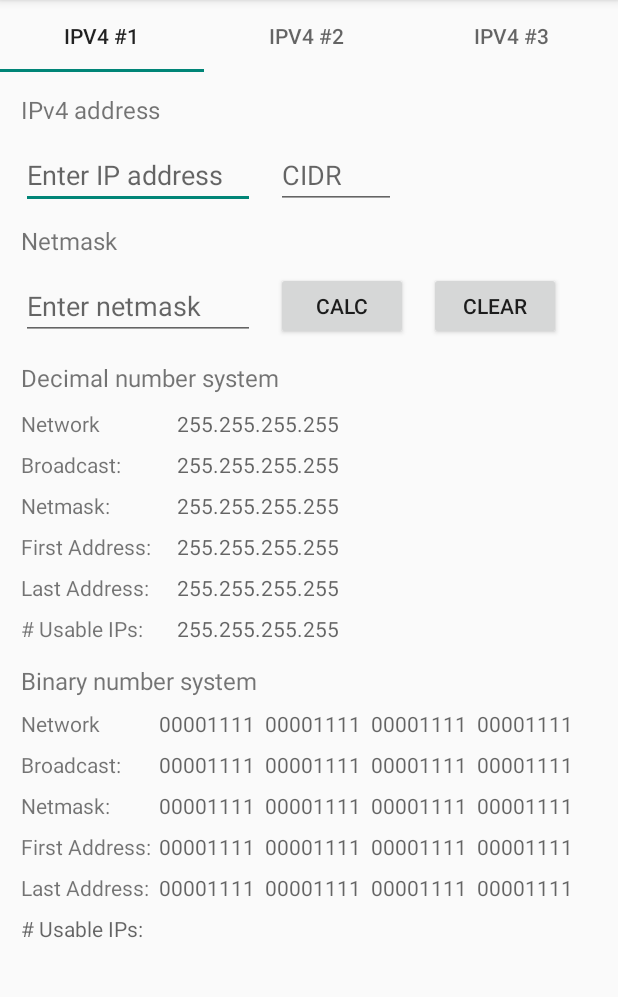
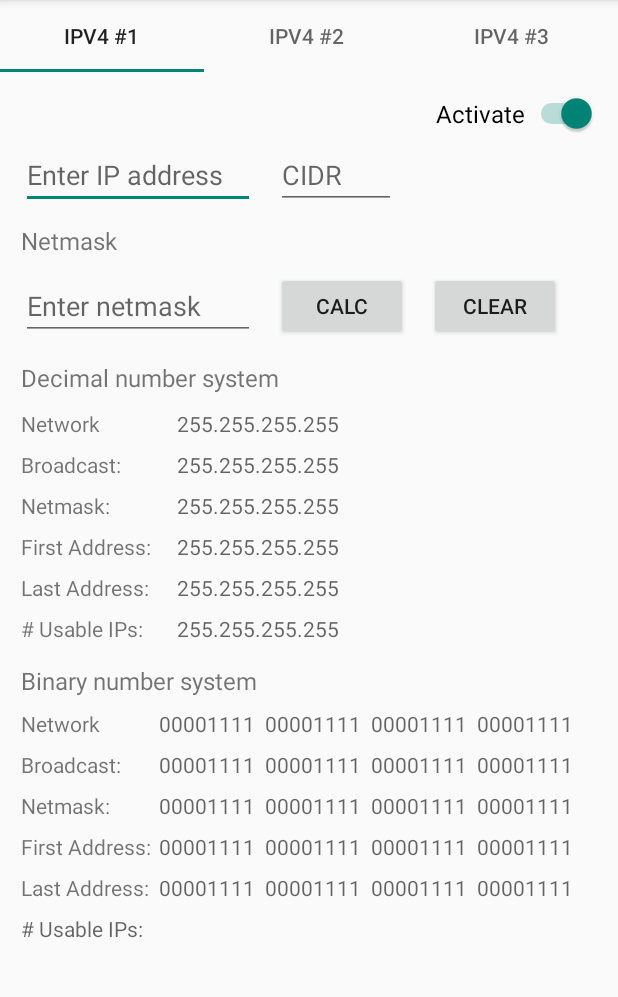
Before and after one commit to AleksandrButakov/ip-calculator-for-android, an Android app: the screen it shows after launch (MainActivity), after a tap on "CLEAR", on a phone screen of 412 x 824 dp, the part 84-1081 px from its top. Run offline under Robolectric (Android 15) with nearby library versions, the phone set to English and light mode, and no system bars; 2 other taps on this screen came first.

```diff
--- a/app/build.gradle
+++ b/app/build.gradle
@@ -36,8 +36,8 @@ dependencies {
     implementation 'com.google.android.material:material:1.5.0'
     implementation 'androidx.constraintlayout:constraintlayout:2.1.3'
     implementation 'androidx.legacy:legacy-support-v4:1.0.0'
-    implementation 'androidx.navigation:navigation-fragment:2.3.5'
-    implementation 'androidx.navigation:navigation-ui:2.3.5'
+    implementation 'androidx.navigation:navigation-fragment:2.4.0'
+    implementation 'androidx.navigation:navigation-ui:2.4.0'
     testImplementation 'junit:junit:4.+'
     androidTestImplementation 'androidx.test.ext:junit:1.1.3'
     androidTestImplementation 'androidx.test.espresso:espresso-core:3.4.0'
--- a/app/src/main/java/com/anbn/ipcalculatorforandroid/MainActivity.java
+++ b/app/src/main/java/com/anbn/ipcalculatorforandroid/MainActivity.java
@@ -1,17 +1,23 @@
 package com.anbn.ipcalculatorforandroid;
 
 import androidx.appcompat.app.AppCompatActivity;
+import androidx.appcompat.widget.SwitchCompat;
 import androidx.constraintlayout.motion.utils.ViewState;
 import androidx.viewpager.widget.ViewPager;
 
+import android.annotation.SuppressLint;
 import android.app.Activity;
+import android.graphics.Rect;
 import android.os.Bundle;
 import android.text.Editable;
 import android.text.InputType;
 import android.text.TextWatcher;
+import android.util.Log;
 import android.view.KeyEvent;
 import android.view.View;
+import android.view.ViewTreeObserver;
 import android.widget.EditText;
+import android.widget.Switch;
 import android.widget.TextView;
 import android.widget.Toast;
 
@@ -22,12 +28,15 @@ import org.w3c.dom.Text;
 
 import java.sql.SQLOutput;
 
+import static android.content.ContentValues.TAG;
+
 public class MainActivity extends AppCompatActivity {
 
     com.anbn.ipcalculatorforandroid.PageAdapter pageAdapter;
 
     public TextView textView;
     public EditText editText;
+    public EditText ipAddressEdit1;
 
     @Override
     protected void onCreate(Bundle savedInstanceState) {
@@ -62,6 +71,10 @@ public class MainActivity extends AppCompatActivity {
         });
         viewPager.addOnPageChangeListener(new TabLayout.TabLayoutOnPageChangeListener(tabLayout));
 
+
+
+
+
     }
 
 
@@ -76,25 +89,46 @@ public class MainActivity extends AppCompatActivity {
 
 
 
-    public void onClickIPAddress1 (View v) {
-        System.out.println("11111111");
-
-        EditText ed = (EditText) findViewById(R.id.ipAddressEdit1);
-        ed.setText("111");
 
 
-        ed.addTextChangedListener(new TextWatcher() {
-            public void afterTextChanged(Editable s) {
+    public void listenerEditText() {
 
-            }
-            public void beforeTextChanged(CharSequence s, int start, int count, int after) {
-
-            }
+        System.out.println("Listener IP address...");
+        EditText ipAddressEdit1 = (EditText) findViewById(R.id.ipAddressEdit1);
+        TextView textViewIP = (TextView) findViewById(R.id.textView1);
+        ipAddressEdit1.addTextChangedListener(new TextWatcher() {
+            public void afterTextChanged(Editable s) {}
+            public void beforeTextChanged(CharSequence s, int start, int count, int after) {}
             public void onTextChanged(CharSequence s, int start, int before, int count) {
                 String s2;
                 EditText ipAddress1 = (EditText) findViewById(R.id.ipAddressEdit1);
-                TextView textViewIP = (TextView) findViewById(R.id.textView1);
                 s2 = String.valueOf(ipAddress1.getText());
+                textViewIP.setText(s2);
+            }
+        });
+
+        System.out.println("Listener CIDR");
+        EditText cIDR1 = (EditText) findViewById(R.id.cidr1);
+        cIDR1.addTextChangedListener(new TextWatcher() {
+            public void afterTextChanged(Editable s) {}
+            public void beforeTextChanged(CharSequence s, int start, int count, int after) {}
+            public void onTextChanged(CharSequence s, int start, int before, int count) {
+                String s2;
+                EditText ipAddress1 = (EditText) findViewById(R.id.ipAddressEdit1);
+                s2 = String.valueOf(cIDR1.getText());
+                textViewIP.setText(s2);
+            }
+        });
+
+        System.out.println("Listener netmaskEdit1");
+        EditText netmaskEdit1 = (EditText) findViewById(R.id.netmaskEdit1);
+        netmaskEdit1.addTextChangedListener(new TextWatcher() {
+            public void afterTextChanged(Editable s) {}
+            public void beforeTextChanged(CharSequence s, int start, int count, int after) {}
+            public void onTextChanged(CharSequence s, int start, int before, int count) {
+                String s2;
+                EditText ipAddress1 = (EditText) findViewById(R.id.ipAddressEdit1);
+                s2 = String.valueOf(netmaskEdit1.getText());
                 textViewIP.setText(s2);
             }
         });
@@ -170,6 +204,7 @@ public class MainActivity extends AppCompatActivity {
     public void onClickCalcButton1 (View v) {
         Toast.makeText(this, "Функционал находится в разработке...",
                 Toast.LENGTH_SHORT).show();
+        listenerEditText();
 
     }
 
@@ -181,10 +216,15 @@ public class MainActivity extends AppCompatActivity {
         cidr2.setText("It's a working!!!");
     }
 
+    public void onSw (View v) {
+        System.out.println("3333");
 
+        EditText cidr2 = (EditText) findViewById(R.id.editText21);
+        Switch sw = (Switch) findViewById(R.id.switch1);
+        //sw.setClickable(false);
+        listenerEditText();
 
-
-
+    }
 
 
 
--- a/app/src/main/res/layout/fragment_ftab1.xml
+++ b/app/src/main/res/layout/fragment_ftab1.xml
@@ -35,9 +35,6 @@
             android:hint="Enter IP address"
             android:inputType="numberSigned"
             android:maxLength="15"
-
-            android:onClick="onClickIPAddress1"
-
             android:selectAllOnFocus="false"
             app:layout_constraintStart_toStartOf="parent"
             app:layout_constraintTop_toBottomOf="@+id/textView1" />
@@ -49,11 +46,9 @@
             android:layout_marginStart="14dp"
             android:layout_marginTop="10dp"
             android:ems="10"
-
             android:inputType="number"
             android:maxLength="2"
             android:hint="CIDR"
-
             app:layout_constraintStart_toEndOf="@+id/ipAddressEdit1"
             app:layout_constraintTop_toBottomOf="@+id/textView1" />
 
@@ -387,6 +382,21 @@
             app:layout_constraintStart_toEndOf="@+id/textView16"
             app:layout_constraintTop_toBottomOf="@+id/binLastAddressText1" />
 
+        <Switch
+            android:id="@+id/switch1"
+            android:layout_width="wrap_content"
+            android:layout_height="wrap_content"
+            android:layout_marginTop="14dp"
+            android:layout_marginEnd="14dp"
+            android:checked="false"
+            android:onClick="onSw"
+
+            android:text="Activate"
+            android:textSize="16sp"
+            app:layout_constraintEnd_toEndOf="parent"
+            app:layout_constraintTop_toTopOf="parent"
+            tools:ignore="OnClick" />
+
 
     </androidx.constraintlayout.widget.ConstraintLayout>
 </FrameLayout>
```
